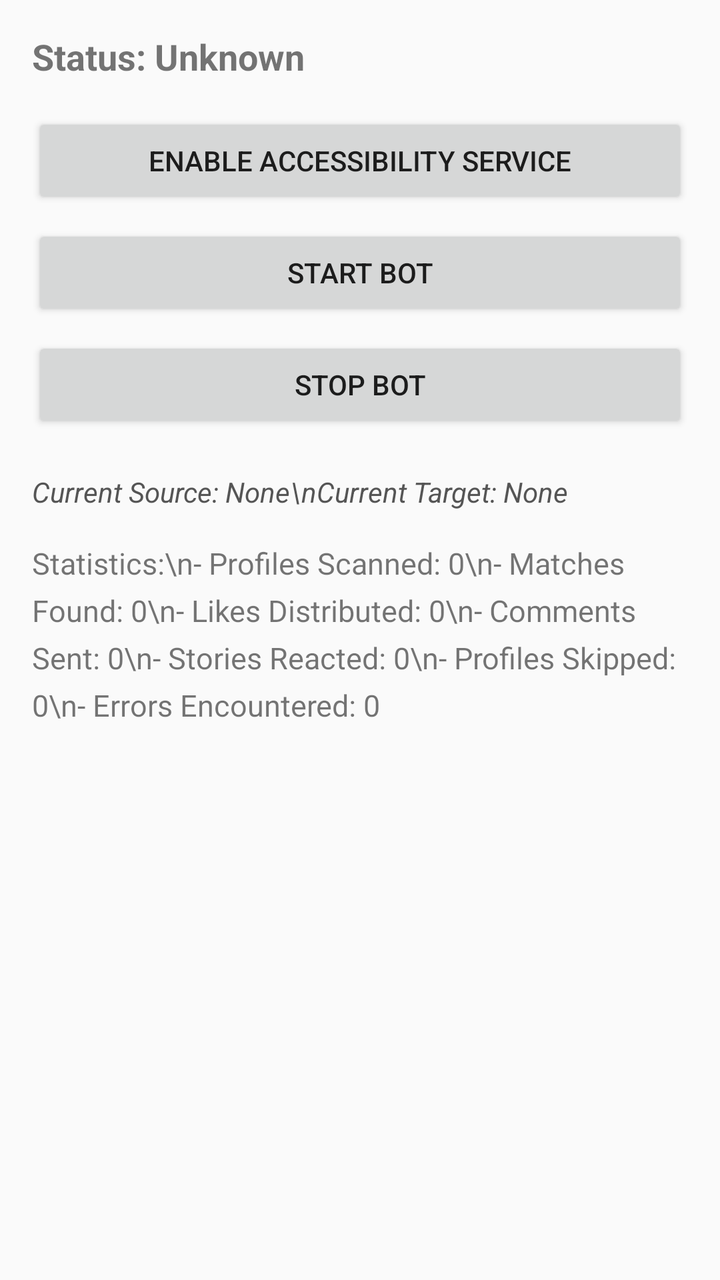
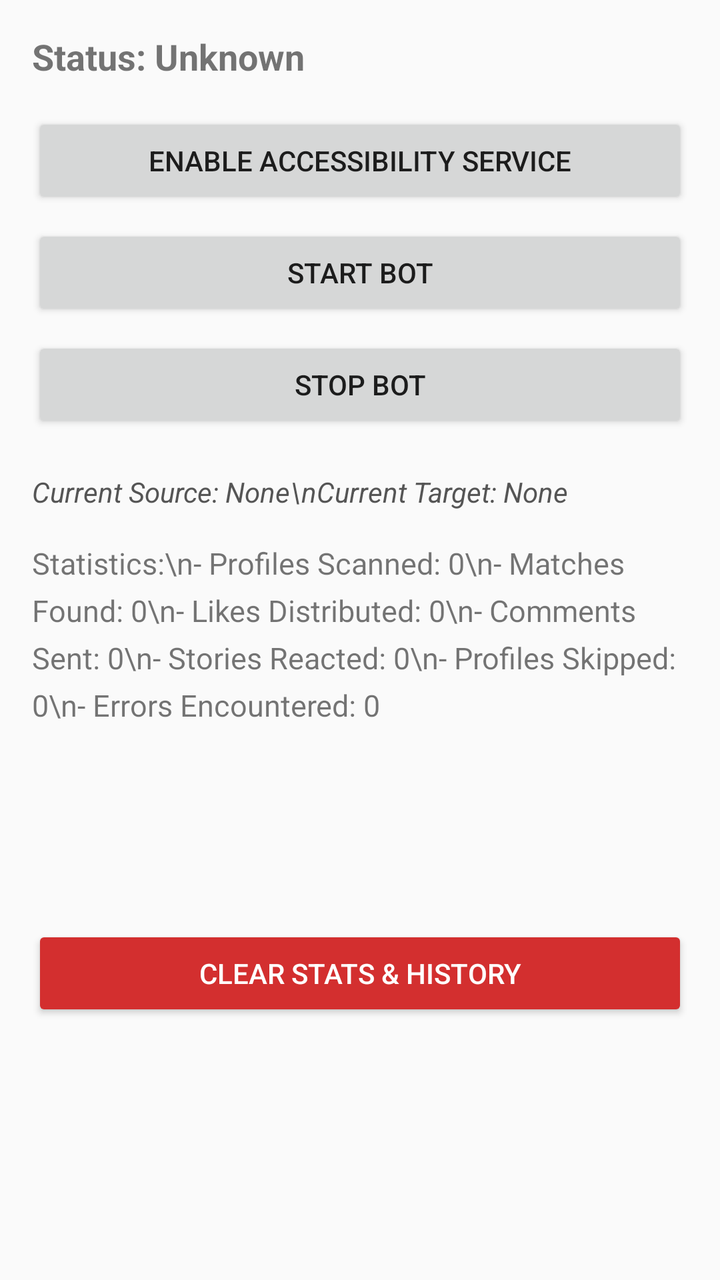

An Android layout rendered at two revisions. The XML below is the earlier revision; the diff shows what the commit changed to produce the second picture.
<!-- AndroidManifest.xml: activity theme Theme.InstaTask -->
<!-- res/layout/activity_main.xml -->
<?xml version="1.0" encoding="utf-8"?>
<ScrollView xmlns:android="http://schemas.android.com/apk/res/android"
    android:layout_width="match_parent"
    android:layout_height="match_parent"
    xmlns:tools="http://schemas.android.com/tools"
    tools:context=".MainActivity"
    android:fillViewport="true">

    <LinearLayout
        android:layout_width="match_parent"
        android:layout_height="wrap_content"
        android:orientation="vertical"
        android:padding="16dp">

        <TextView
            android:id="@+id/tvStatus"
            android:layout_width="wrap_content"
            android:layout_height="wrap_content"
            android:text="Status: Unknown"
            android:textSize="18sp"
            android:textStyle="bold"
            android:layout_marginBottom="16dp" />

        <Button
            android:id="@+id/btnAccessibility"
            android:layout_width="match_parent"
            android:layout_height="wrap_content"
            android:text="Enable Accessibility Service"
            android:layout_marginBottom="8dp" />

        <Button
            android:id="@+id/btnStartBot"
            android:layout_width="match_parent"
            android:layout_height="wrap_content"
            android:text="Start Bot"
            android:layout_marginBottom="8dp" />

        <Button
            android:id="@+id/btnStopBot"
            android:layout_width="match_parent"
            android:layout_height="wrap_content"
            android:text="Stop Bot"
            android:layout_marginBottom="20dp" />

        
        <TextView
            android:id="@+id/tvCurrentActivity"
            android:layout_width="wrap_content"
            android:layout_height="wrap_content"
            android:text="Current Source: None\nCurrent Target: None"
            android:textSize="14sp"
            android:textStyle="italic"
            android:textColor="#555555"
            android:layout_marginBottom="16dp"
            android:lineSpacingExtra="4dp" />

        
        <TextView
            android:id="@+id/tvStats"
            android:layout_width="match_parent"
            android:layout_height="wrap_content"
            android:text="Statistics:\n- Profiles Scanned: 0\n- Matches Found: 0\n- Likes Distributed: 0\n- Comments Sent: 0\n- Stories Reacted: 0\n- Profiles Skipped: 0\n- Errors Encountered: 0"
            android:textSize="15sp"
            android:lineSpacingExtra="6dp" />

    </LinearLayout>
</ScrollView>
<!-- resources referenced by this layout -->
<resources>
  <style name="Theme.InstaTask" parent="Theme.AppCompat.Light.NoActionBar" />
</resources>

<!-- the commit's change to res/layout/activity_main.xml (unified diff, before → after) -->
@@ -63,5 +63,15 @@
             android:textSize="15sp"
             android:lineSpacingExtra="6dp" />
 
+
+        <Button
+            android:id="@+id/btnClearStats"
+            android:layout_width="match_parent"
+            android:layout_height="wrap_content"
+            android:text="Clear Stats &amp; History"
+            android:backgroundTint="#D32F2F"
+            android:textColor="#FFFFFF"
+            android:layout_marginTop="100dp"/>
+
     </LinearLayout>
 </ScrollView>
